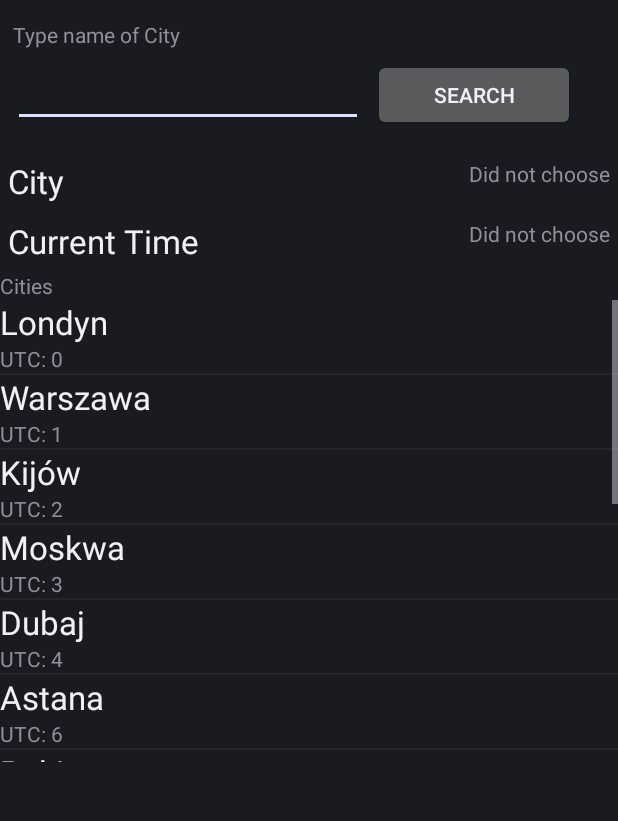
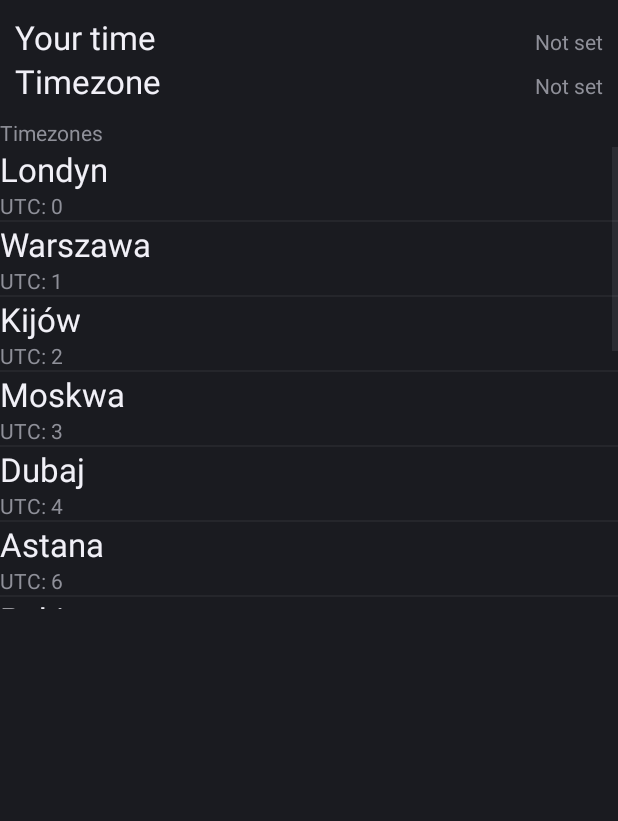
Before and after one commit to arek00/Timezone-Alarm-Clock, an Android app: the SetAlarmActivity screen opened directly, with no data from a screen before it, on a phone screen of 412 x 824 dp, the part 139-960 px from its top. Run offline under Robolectric (Android 15) with nearby library versions, the phone set to English and light mode, and no system bars; 3 statements that could not run were skipped.

Commit message:
Removed search field from set alarm activity.

```diff
--- a/app/src/main/java/com/arek00/alarmclock/activities/SetAlarmActivity.java
+++ b/app/src/main/java/com/arek00/alarmclock/activities/SetAlarmActivity.java
@@ -9,7 +9,10 @@ import android.os.Messenger;
 import android.os.RemoteException;
 import android.util.Log;
 import android.view.View;
-import android.widget.*;
+import android.widget.AdapterView;
+import android.widget.ListAdapter;
+import android.widget.ListView;
+import android.widget.TextView;
 import com.arek00.alarmclock.MyAdapter;
 import com.arek00.alarmclock.R;
 import com.arek00.alarmclock.connections.TimeServiceConnection;
@@ -87,18 +90,13 @@ public class SetAlarmActivity extends Activity {
         cityName = message.getData().getString("cityName");
         date = message.getData().getString("date");
 
-        TextView textView = (TextView) findViewById(R.id.cityName);
-        textView.setText(cityName);
-
-        textView = (TextView) findViewById(R.id.currentHour);
+        TextView textView = (TextView) findViewById(R.id.chosenTimeValueLabel);
         textView.setText(date);
 
     }
 
     public void onSearchClick(View view) {
-        EditText editText = (EditText) findViewById(R.id.searchCityText);
-        sendMessageToService(editText.getText().toString());
-        Log.i("MyActivity", "Button Clicked");
+        Log.i("MyActivity", "Not implemented");
     }
 
     private class ListItemClickListener implements AdapterView.OnItemClickListener {
--- a/app/src/main/res/layout/set_alarm.xml
+++ b/app/src/main/res/layout/set_alarm.xml
@@ -22,86 +22,40 @@
                 android:layout_marginLeft="10dp"/>
     </LinearLayout>
     <LinearLayout
-            android:orientation="vertical"
-            android:layout_width="match_parent"
-            android:layout_height="wrap_content" android:id="@+id/searchContener" android:layout_marginLeft="5dp"
-            android:layout_marginRight="5dp" android:layout_marginTop="10dp" android:layout_marginBottom="10dp">
-        <TextView
-                android:layout_width="wrap_content"
-                android:layout_height="wrap_content"
-                android:text="@string/choose_timezone"
-                android:layout_margin="3dp"
-                android:id="@+id/chooseCityTextView"/>
-        <LinearLayout
             android:orientation="horizontal"
             android:layout_width="match_parent"
-                android:layout_height="match_parent" android:id="@+id/searchLayout" android:weightSum="1">
-            <EditText
-                    android:layout_width="233dp"
-                    android:layout_height="wrap_content"
-                    android:layout_margin="3dp"
-                    android:id="@+id/searchCityText"/>
-            <Button
-                    android:layout_width="wrap_content"
-                    android:layout_height="wrap_content"
-                    android:layout_margin="3dp"
-                    android:text="@string/search"
-                    android:id="@+id/searchButton" android:onClick="onSearchClick" android:layout_weight="0.70"/>
-        </LinearLayout>
-    </LinearLayout>
-    <LinearLayout
-            android:orientation="vertical"
+            android:layout_height="wrap_content" android:id="@+id/currentZoneContainer">
+        <GridLayout
                 android:layout_width="match_parent"
-            android:layout_height="wrap_content" android:id="@+id/currentZoneContainer">
-        <LinearLayout
-                android:orientation="horizontal"
-                android:layout_width="match_parent"
-                android:layout_height="match_parent" android:id="@+id/yourTimeContainer">
-        </LinearLayout>
-        <LinearLayout
-                android:orientation="vertical"
-                android:layout_width="match_parent"
-                android:layout_height="wrap_content" android:id="@+id/chosenTimeContainer">
-            <LinearLayout
-                    android:orientation="horizontal"
-                    android:layout_width="match_parent"
-                    android:layout_height="wrap_content" android:layout_margin="5dp">
+                android:layout_height="match_parent" android:layout_margin="10dp">
             <TextView
                     android:layout_width="wrap_content"
                     android:layout_height="wrap_content"
                     android:textAppearance="?android:attr/textAppearanceLarge"
-                        android:text="@string/city_header"
-                        android:id="@+id/cityHeader" android:layout_weight="1"/>
-                <TextView
-                        android:layout_width="wrap_content"
-                        android:layout_height="wrap_content"
-                        android:text="@string/city_name_default"
-                        android:id="@+id/cityName" android:gravity="left"
-                        android:layout_gravity="right" android:textAlignment="gravity"/>
-            </LinearLayout>
-            <LinearLayout
-                    android:orientation="horizontal"
-                    android:layout_width="match_parent"
-                    android:layout_height="wrap_content" android:layout_margin="5dp">
+                    android:text="@string/setalarm.timezone_time"
+                    android:id="@+id/chosenTimeTitleLabel" android:layout_row="1" android:layout_column="0"/>
             <TextView
                     android:layout_width="wrap_content"
                     android:layout_height="wrap_content"
                     android:textAppearance="?android:attr/textAppearanceLarge"
-                        android:text="@string/current_hour_header"
-                        android:id="@+id/currentHourHeader" android:layout_weight="1"/>
+                    android:text="@string/setalarm.your_time"
+                    android:id="@+id/yourTimeTitleLabel" android:layout_row="0" android:layout_column="0"/>
             <TextView
                     android:layout_width="wrap_content"
                     android:layout_height="wrap_content"
-                        android:layout_gravity="right"
-                        android:text="@string/current_hour_default"
-                        android:id="@+id/currentHour"/>
-            </LinearLayout>
-        </LinearLayout>
+                    android:text="@string/setalarm.not_set"
+                    android:id="@+id/yourTimeValueLabel" android:layout_row="0" android:layout_column="15"/>
+            <TextView
+                    android:layout_width="wrap_content"
+                    android:layout_height="wrap_content"
+                    android:text="@string/setalarm.not_set"
+                    android:id="@+id/chosenTimeValueLabel" android:layout_row="1" android:layout_column="15"/>
+        </GridLayout>
     </LinearLayout>
     <TextView
             android:layout_width="wrap_content"
             android:layout_height="wrap_content"
-            android:text="@string/cities_list"
+            android:text="@string/setalarm.timezones"
             android:id="@+id/citiesListText"/>
     <ListView
             android:layout_width="match_parent"
--- a/app/src/main/res/values/strings.xml
+++ b/app/src/main/res/values/strings.xml
@@ -15,4 +15,11 @@
     <string name="main.new_alarm">Set new alarm</string>
     <string name="main.manage">Manage alarms</string>
 
+    <!-- SET ALARM STRINGS -->
+    <string name="setalarm.your_time">Your time</string>
+    <string name="setalarm.timezone_time">Timezone</string>
+    <string name="setalarm.timezones">Timezones</string>
+    <string name="setalarm.not_set">Not set</string>
+
+
 </resources>
```
Lines whose indentation alone changed are shown as unchanged.
